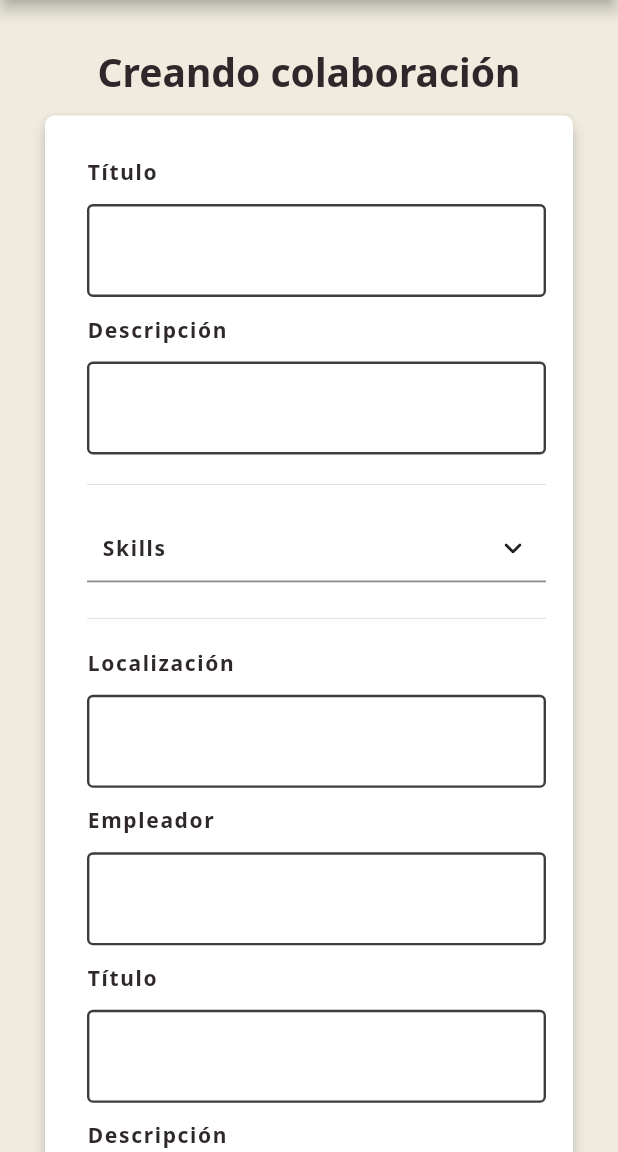
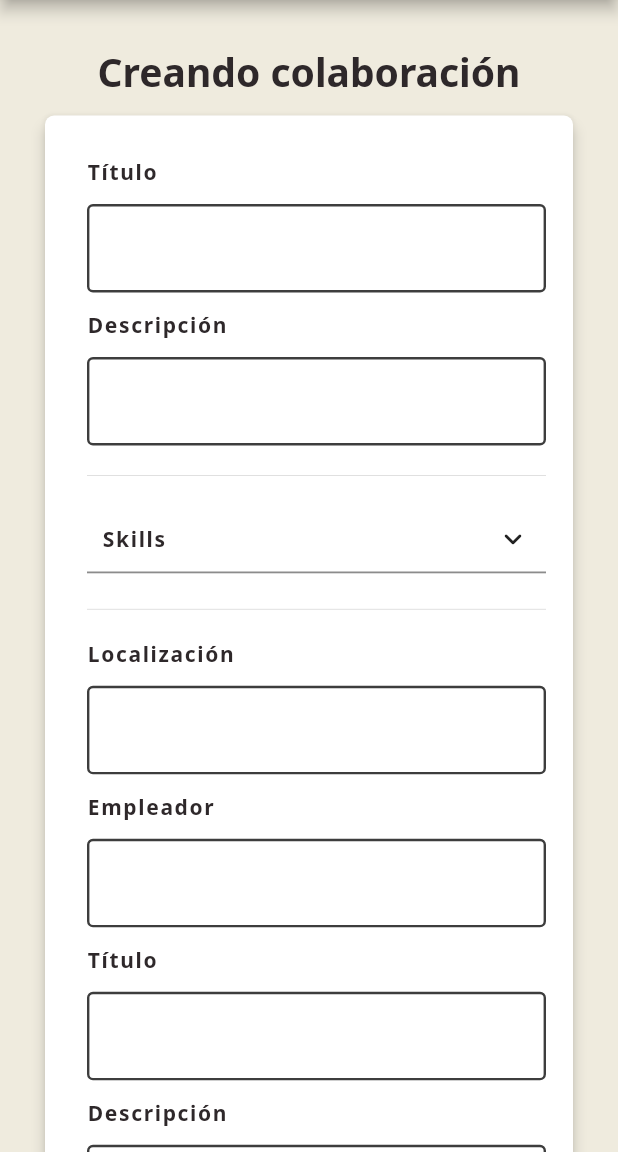
Before and after one commit to Ricardo-MT/egresadoapp, a Flutter app: the MuiScreen screen opened directly, on a phone screen of 412 x 824 dp, the part 84-1236 px from its top. Run offline on Flutter 3.47's test engine with Material 2 defaults, Android fonts, the phone set to English and light mode, and no system bars; drawn by our look-alikes of multi_select_flutter, overlay_support; our stand-ins replace email_validator, fluro, flutter_spinkit, flutter_staggered_animations, flutter_svg, google_fonts and 3 more; missing offline and left inert: dart:html, shared_preferences_web; accounts and stored records are empty; network calls fail.

Commit message:
Retoques a usuario

```diff
--- a/lib/pages/usuario/usuarios.dart
+++ b/lib/pages/usuario/usuarios.dart
@@ -66,6 +66,9 @@
               spacerExpanded,
             ],
           ),
+          const SliverToBoxAdapter(
+            child: Center(child: MuiPageTitle(label: "Usuarios")),
+          ),
           FutureBuilder(
               future: Provider.of<UsuariosProvider>(context, listen: false)
                   .setFiltersAsyncronously(),
--- a/lib/widgets/input/muiinput.dart
+++ b/lib/widgets/input/muiinput.dart
@@ -103,10 +103,7 @@
           initialValue: widget.initialValue,
           onFieldSubmitted: widget.onFieldSubmitted,
           autofillHints: widget.autofillHints,
-          style: TextStyle(
-              color: MuiPalette.FONT,
-              fontSize: 16,
-              fontWeight: FontWeight.bold),
+          style: inputFormFieldStyles,
           autocorrect: false,
           cursorColor: MuiPalette.FONT,
           onChanged: (value) {
@@ -195,3 +192,7 @@
     color: MuiPalette.BLACK,
     fontSize: Dimensions.labelFontSize + 2,
     fontWeight: FontWeight.normal);
+// TextStyle(
+//               color: MuiPalette.FONT,
+//               fontSize: 16,
+//               fontWeight: FontWeight.bold)
--- a/lib/widgets/muiselect/muiselect.dart
+++ b/lib/widgets/muiselect/muiselect.dart
@@ -37,7 +37,7 @@
         Text.rich(
           TextSpan(
               text: label,
-              style: labelStyles,
+              style: labelStyles.copyWith(color: MuiPalette.BLACK),
               children: required
                   ? [
                       TextSpan(
@@ -260,7 +260,7 @@
   }
 }
 
-const _iconSize = 20.0;
+const _iconSize = 22.0;
 
 final _iconWidget = Icon(
   Icons.keyboard_arrow_down_rounded,
```
